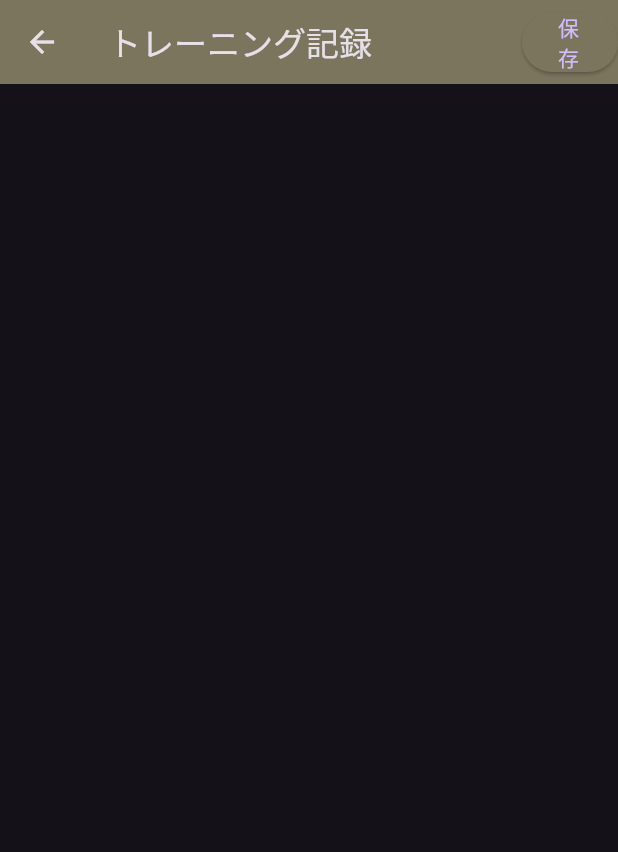
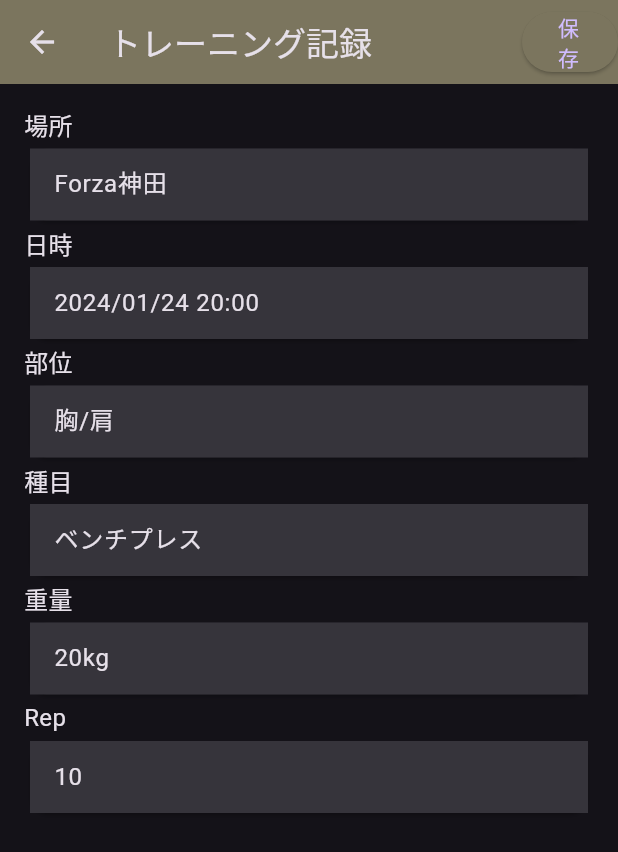
Before and after one commit to kana0830/gym_freak, a Flutter app: the EditTrainingMemo screen opened directly, on a phone screen of 412 x 824 dp. Shown: the top 852 px of the screen. Run offline on Flutter 3.47's test engine with Material 3 defaults, Android fonts, the phone set to English and light mode, and no system bars; our stand-ins replace cloud_firestore, firebase_core, flutter_datetime_picker_plus, flutter_riverpod, go_router, riverpod_annotation and 1 more; missing offline and left inert: age_calculator, firebase_ui_auth; accounts and stored records are empty; generated files the repository leaves out were written again.

Commit message:
トレーニング記録登録画面の作成

```diff
--- a/lib/views/screens/pages/edit_training_memo.dart
+++ b/lib/views/screens/pages/edit_training_memo.dart
@@ -63,7 +63,46 @@ class EditTrainingMemo extends ConsumerWidget {
             )
           ],
         ),
-        body: Container()
+        body: SingleChildScrollView(
+          child:
+          Padding(
+              padding: const EdgeInsets.all(16.0),
+              child: Column(
+                crossAxisAlignment: CrossAxisAlignment.start,
+              children: [
+                const Text('場所'),
+                _textField(1, 'Forza神田'),
+                const Text('日時'),
+                _textField(1, '2024/01/24 20:00'),
+                const Text('部位'),
+                _textField(1, '胸/肩'),
+                const Text('種目'),
+                _textField(1, 'ベンチプレス'),
+                const Text('重量'),
+                _textField(1, '20kg'),
+                const Text('Rep'),
+                _textField(1, '10'),
+              ],
+            ),
+          ),
+        ),
+      ),
+    );
+  }
+
+  // 名前/職業/自己紹介/好きな種目/大会実績
+  Widget _textField(int lines, initValue) {
+    return Card(
+      child: TextField(
+        controller: TextEditingController(text: initValue),
+        decoration: const InputDecoration(
+          floatingLabelStyle: TextStyle(color: Colors.white),
+          filled: true,
+          border: InputBorder.none,
+        ),
+        maxLines: lines,
+        onChanged: (value) {
+        },
       ),
     );
   }
```
